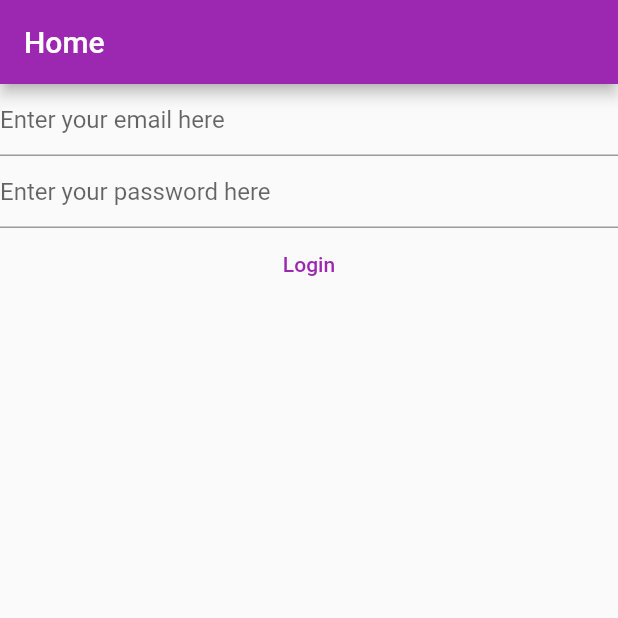
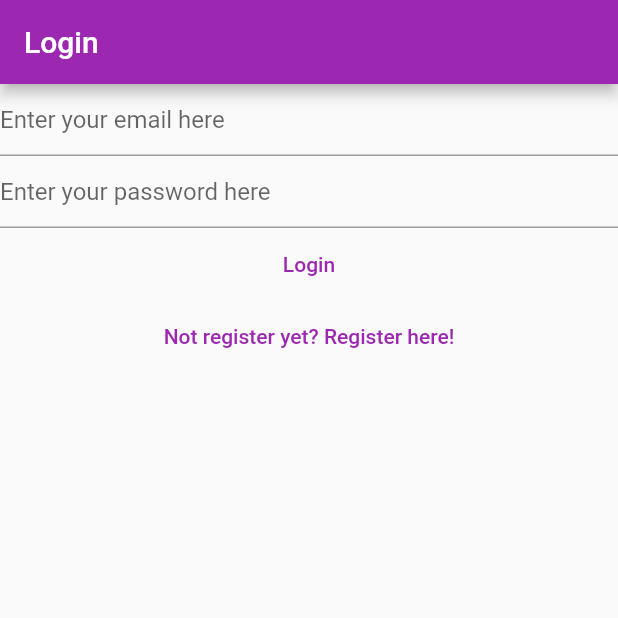
Before and after one commit to mrghevariya106/mywaylearn, a Flutter app: the screen it shows after launch, on a phone screen of 412 x 824 dp, the top half of it. Run offline on Flutter 3.47's test engine with Material 2 defaults, Android fonts, the phone set to English and light mode, and no system bars; our stand-ins replace firebase_auth, firebase_core; missing offline and left inert: cloud_firestore_web, firebase_analytics_web, firebase_auth_web, firebase_core_web; accounts and stored records are empty.

Commit message:
interchange functionality added

```diff
--- a/lib/main.dart
+++ b/lib/main.dart
@@ -16,6 +16,10 @@ void main() {
     // home: const RegisterView(),
     // home: const LoginView(),
     home: const HomePage(),
+    routes: {
+      '/login/' : (context) => const LoginView(),
+      '/register/' : (context) => const RegisterView(),
+    }
   ));
 }
 
@@ -24,9 +28,7 @@ class HomePage extends StatelessWidget {
 
   @override
   Widget build(BuildContext context) {
-    return Scaffold(
-      appBar: AppBar(title: const Text('Home')),
-      body: FutureBuilder(
+    return FutureBuilder(
       future: Firebase.initializeApp(
         options: DefaultFirebaseOptions.currentPlatform,
       ),
@@ -43,10 +45,9 @@ class HomePage extends StatelessWidget {
             // }
             return const LoginView();
           default:
-              return const Text('Loading.....!!!');
+            return const CircularProgressIndicator();
         }
       },
-      ),
     );
   }
 }
@@ -61,7 +62,11 @@ class VerifyEmailView extends StatefulWidget {
 class _VerifyEmailViewState extends State<VerifyEmailView> {
   @override
   Widget build(BuildContext context) {
-    return Column(
+    return Scaffold(
+      appBar: AppBar(
+        title: const Text('Verify Email'),
+      ),
+      body: Column(
         children: [
           const Text('Please verify your email address'),
           TextButton(
@@ -72,6 +77,7 @@ class _VerifyEmailViewState extends State<VerifyEmailView> {
             child: const Text('Send Email Verification'),
           )
         ],
+      ),
     );
   }
 }
--- a/lib/view/login_view.dart
+++ b/lib/view/login_view.dart
@@ -30,7 +30,11 @@ class _LoginViewState extends State<LoginView> {
 
   @override
   Widget build(BuildContext context) {
-    return Column(
+    return Scaffold(
+      appBar: AppBar(
+        title: const Text('Login'),
+      ),
+      body: Column(
         children: [
           TextField(
             controller: _email,
@@ -68,7 +72,17 @@ class _LoginViewState extends State<LoginView> {
             },
             child: const Text('Login'),
           ),
+          TextButton(
+            onPressed: () async {
+              Navigator.of(context).pushNamedAndRemoveUntil(
+                '/register/',
+                (route) => false
+              );
+            },
+            child: const Text('Not register yet? Register here!'),
+          ),
         ],
+      ),
     );
   }
 }
```
Also changed, not shown: lib/view/register_view.dart (+17 -3 lines). Lines whose indentation alone changed are shown as unchanged.
